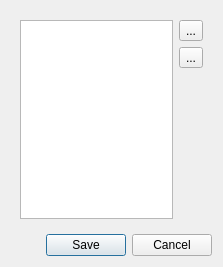
This is ui/tags.ui in innerhippy/pydosh as Qt 5 draws it before an edit. The edited form follows.
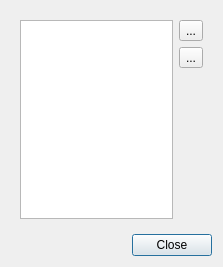
This is the edited form. Icons and pictures are not drawn.

```diff
--- a/ui/tags.ui
+++ b/ui/tags.ui
@@ -64,7 +64,7 @@
       <enum>Qt::Horizontal</enum>
      </property>
      <property name="standardButtons">
-      <set>QDialogButtonBox::Cancel|QDialogButtonBox::Save</set>
+      <set>QDialogButtonBox::Close</set>
      </property>
     </widget>
    </item>
```
